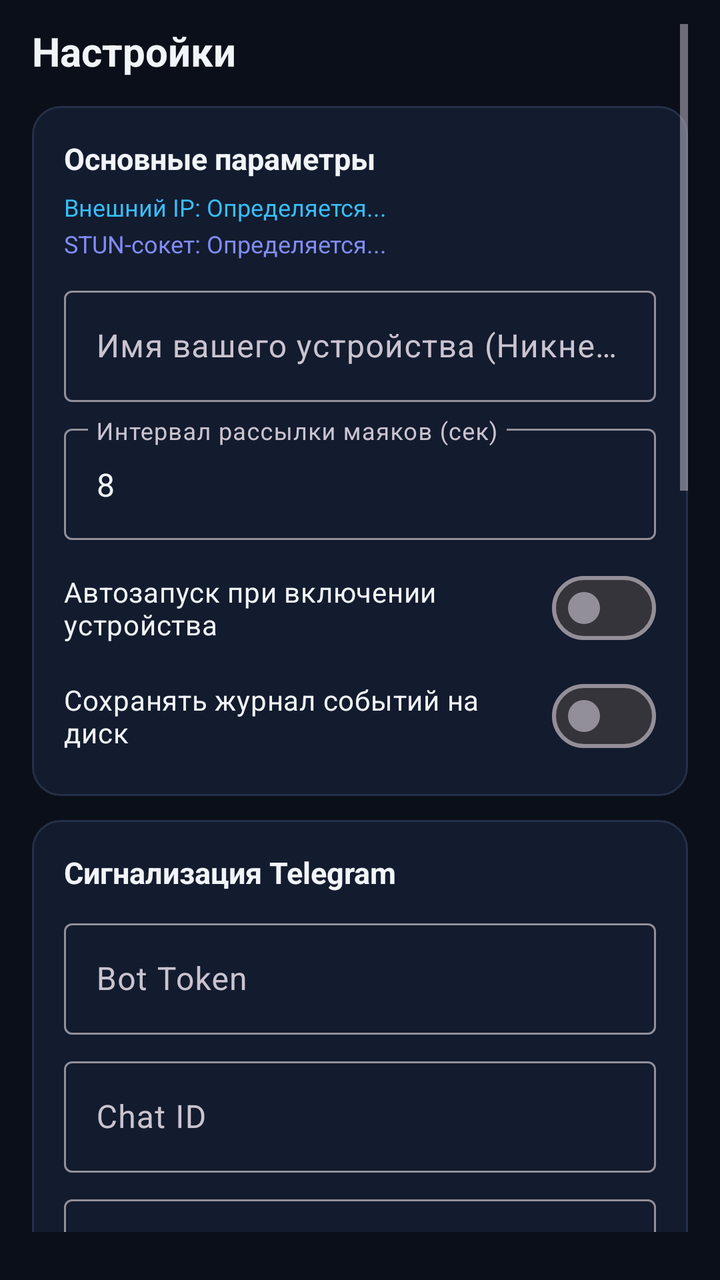
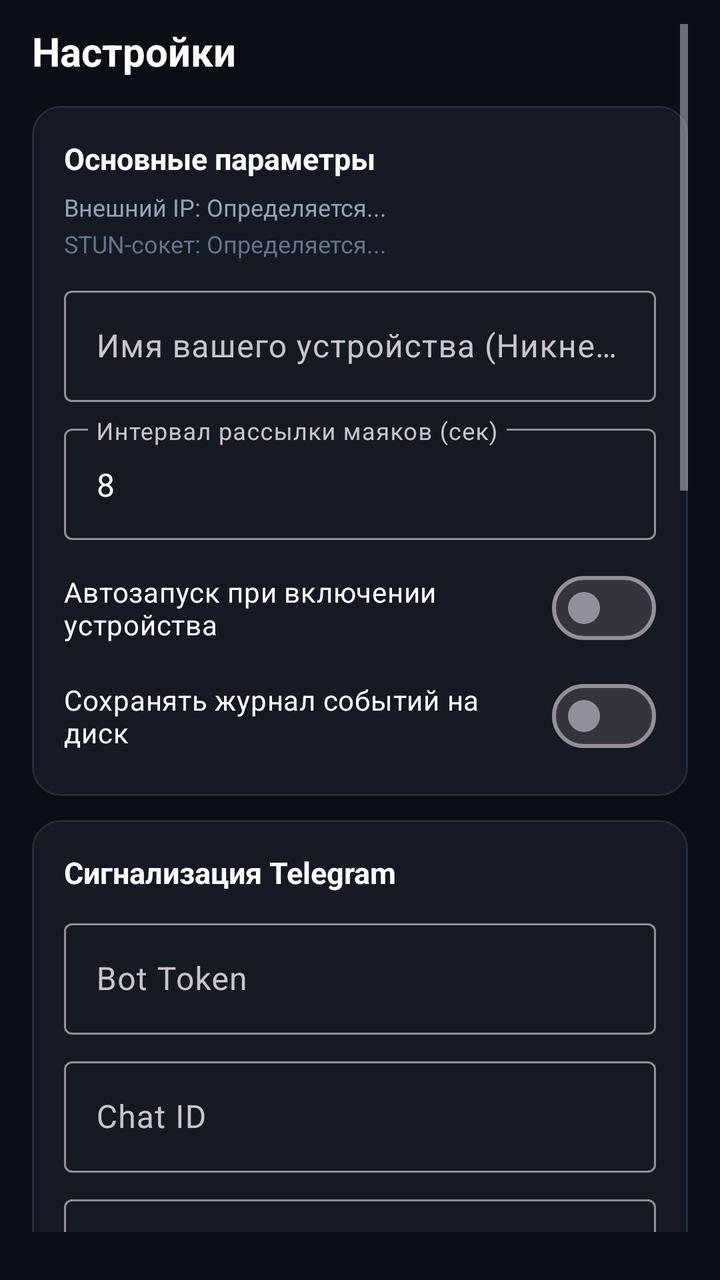

Before-and-after screenshots of an Android layout around one commit, followed by the original layout XML and the change that was made.
<!-- AndroidManifest.xml: application theme Theme.NatBypass -->
<!-- res/layout/activity_settings.xml -->
<?xml version="1.0" encoding="utf-8"?>
<ScrollView xmlns:android="http://schemas.android.com/apk/res/android"
    xmlns:app="http://schemas.android.com/apk/res-auto"
    android:layout_width="match_parent"
    android:layout_height="match_parent"
    android:background="@color/bg_dark"
    android:paddingStart="16dp"
    android:paddingTop="12dp"
    android:paddingEnd="16dp"
    android:paddingBottom="24dp">

    <LinearLayout
        android:layout_width="match_parent"
        android:layout_height="wrap_content"
        android:orientation="vertical">

        <TextView
            android:layout_width="wrap_content"
            android:layout_height="wrap_content"
            android:text="Настройки"
            android:textColor="@color/text_primary"
            android:textSize="20sp"
            android:textStyle="bold" />

        
        <LinearLayout
            android:layout_width="match_parent"
            android:layout_height="wrap_content"
            android:layout_marginTop="14dp"
            android:background="@drawable/bg_card"
            android:orientation="vertical"
            android:padding="16dp">

            <TextView
                android:layout_width="wrap_content"
                android:layout_height="wrap_content"
                android:text="Основные параметры"
                android:textColor="@color/text_primary"
                android:textSize="15sp"
                android:textStyle="bold" />

            <TextView
                android:id="@+id/tvCurrentPublicIp"
                android:layout_width="match_parent"
                android:layout_height="wrap_content"
                android:layout_marginTop="6dp"
                android:text="Внешний IP: Определяется..."
                android:textColor="@color/accent_blue"
                android:textSize="12sp" />

            <TextView
                android:id="@+id/tvCurrentStun"
                android:layout_width="match_parent"
                android:layout_height="wrap_content"
                android:layout_marginTop="2dp"
                android:text="STUN-сокет: Определяется..."
                android:textColor="@color/accent_purple"
                android:textSize="12sp" />

            <com.google.android.material.textfield.TextInputLayout
                android:layout_width="match_parent"
                android:layout_height="wrap_content"
                android:layout_marginTop="10dp"
                android:hint="Имя вашего устройства (Никнейм)">

                <com.google.android.material.textfield.TextInputEditText
                    android:id="@+id/etDeviceName"
                    android:layout_width="match_parent"
                    android:layout_height="wrap_content"
                    android:inputType="text"
                    android:textColor="@color/text_primary" />
            </com.google.android.material.textfield.TextInputLayout>

            <com.google.android.material.textfield.TextInputLayout
                android:layout_width="match_parent"
                android:layout_height="wrap_content"
                android:layout_marginTop="8dp"
                android:hint="Интервал рассылки маяков (сек)">

                <com.google.android.material.textfield.TextInputEditText
                    android:id="@+id/etPublishInterval"
                    android:layout_width="match_parent"
                    android:layout_height="wrap_content"
                    android:inputType="number"
                    android:text="8"
                    android:textColor="@color/text_primary" />
            </com.google.android.material.textfield.TextInputLayout>

            <com.google.android.material.materialswitch.MaterialSwitch
                android:id="@+id/swAutoStart"
                android:layout_width="match_parent"
                android:layout_height="wrap_content"
                android:layout_marginTop="10dp"
                android:text="Автозапуск при включении устройства"
                android:textColor="@color/text_primary" />

            <com.google.android.material.materialswitch.MaterialSwitch
                android:id="@+id/swSaveLogs"
                android:layout_width="match_parent"
                android:layout_height="wrap_content"
                android:layout_marginTop="6dp"
                android:text="Сохранять журнал событий на диск"
                android:textColor="@color/text_primary" />
        </LinearLayout>

        
        <LinearLayout
            android:layout_width="match_parent"
            android:layout_height="wrap_content"
            android:layout_marginTop="12dp"
            android:background="@drawable/bg_card"
            android:orientation="vertical"
            android:padding="16dp">

            <TextView
                android:layout_width="wrap_content"
                android:layout_height="wrap_content"
                android:text="Сигнализация Telegram"
                android:textColor="@color/text_primary"
                android:textSize="15sp"
                android:textStyle="bold" />

            <com.google.android.material.textfield.TextInputLayout
                android:layout_width="match_parent"
                android:layout_height="wrap_content"
                android:layout_marginTop="10dp"
                android:hint="Bot Token">

                <com.google.android.material.textfield.TextInputEditText
                    android:id="@+id/etTgToken"
                    android:layout_width="match_parent"
                    android:layout_height="wrap_content"
                    android:inputType="textPassword"
                    android:textColor="@color/text_primary" />
            </com.google.android.material.textfield.TextInputLayout>

            <com.google.android.material.textfield.TextInputLayout
                android:layout_width="match_parent"
                android:layout_height="wrap_content"
                android:layout_marginTop="8dp"
                android:hint="Chat ID">

                <com.google.android.material.textfield.TextInputEditText
                    android:id="@+id/etTgChat"
                    android:layout_width="match_parent"
                    android:layout_height="wrap_content"
                    android:inputType="text"
                    android:textColor="@color/text_primary" />
            </com.google.android.material.textfield.TextInputLayout>

            <com.google.android.material.textfield.TextInputLayout
                android:layout_width="match_parent"
                android:layout_height="wrap_content"
                android:layout_marginTop="8dp"
                android:hint="SOCKS5 Прокси (опционально)">

                <com.google.android.material.textfield.TextInputEditText
                    android:id="@+id/etTgProxy"
                    android:layout_width="match_parent"
                    android:layout_height="wrap_content"
                    android:inputType="text"
                    android:textColor="@color/text_primary" />
            </com.google.android.material.textfield.TextInputLayout>

            <Button
                android:id="@+id/btnTestTelegram"
                style="@style/Widget.Material3.Button.TonalButton"
                android:layout_width="match_parent"
                android:layout_height="44dp"
                android:layout_marginTop="10dp"
                android:text="Проверить связь с Telegram"
                android:textColor="@color/text_primary"
                android:textSize="13sp" />
        </LinearLayout>

        
        <LinearLayout
            android:layout_width="match_parent"
            android:layout_height="wrap_content"
            android:layout_marginTop="12dp"
            android:background="@drawable/bg_card"
            android:orientation="vertical"
            android:padding="16dp">

            <TextView
                android:layout_width="wrap_content"
                android:layout_height="wrap_content"
                android:text="Сигнализация MQTT"
                android:textColor="@color/text_primary"
                android:textSize="15sp"
                android:textStyle="bold" />

            <TextView
                android:layout_width="wrap_content"
                android:layout_height="wrap_content"
                android:layout_marginTop="8dp"
                android:text="Сервер брокера:"
                android:textColor="@color/text_secondary"
                android:textSize="12sp" />

            <Spinner
                android:id="@+id/spMqttBrokerPreset"
                android:layout_width="match_parent"
                android:layout_height="42dp"
                android:layout_marginTop="4dp"
                android:background="@drawable/bg_card" />

            <com.google.android.material.textfield.TextInputLayout
                android:layout_width="match_parent"
                android:layout_height="wrap_content"
                android:layout_marginTop="8dp"
                android:hint="Broker URL">

                <com.google.android.material.textfield.TextInputEditText
                    android:id="@+id/etMqttBroker"
                    android:layout_width="match_parent"
                    android:layout_height="wrap_content"
                    android:text="tcp://broker.emqx.io:1883"
                    android:textColor="@color/text_primary" />
            </com.google.android.material.textfield.TextInputLayout>

            <com.google.android.material.textfield.TextInputLayout
                android:layout_width="match_parent"
                android:layout_height="wrap_content"
                android:layout_marginTop="8dp"
                android:hint="Топик Mesh сети">

                <com.google.android.material.textfield.TextInputEditText
                    android:id="@+id/etMqttTopic"
                    android:layout_width="match_parent"
                    android:layout_height="wrap_content"
                    android:text="natbypass/mynet/peers"
                    android:textColor="@color/text_primary" />
            </com.google.android.material.textfield.TextInputLayout>

            <LinearLayout
                android:layout_width="match_parent"
                android:layout_height="wrap_content"
                android:layout_marginTop="8dp"
                android:orientation="horizontal">

                <com.google.android.material.textfield.TextInputLayout
                    android:layout_width="0dp"
                    android:layout_height="wrap_content"
                    android:layout_weight="1"
                    android:hint="Логин (опц.)">

                    <com.google.android.material.textfield.TextInputEditText
                        android:id="@+id/etMqttUser"
                        android:layout_width="match_parent"
                        android:layout_height="wrap_content"
                        android:textColor="@color/text_primary" />
                </com.google.android.material.textfield.TextInputLayout>

                <View android:layout_width="8dp" android:layout_height="0dp" />

                <com.google.android.material.textfield.TextInputLayout
                    android:layout_width="0dp"
                    android:layout_height="wrap_content"
                    android:layout_weight="1"
                    android:hint="Пароль (опц.)">

                    <com.google.android.material.textfield.TextInputEditText
                        android:id="@+id/etMqttPass"
                        android:layout_width="match_parent"
                        android:layout_height="wrap_content"
                        android:inputType="textPassword"
                        android:textColor="@color/text_primary" />
                </com.google.android.material.textfield.TextInputLayout>
            </LinearLayout>

            <Button
                android:id="@+id/btnTestMqtt"
                style="@style/Widget.Material3.Button.TonalButton"
                android:layout_width="match_parent"
                android:layout_height="44dp"
                android:layout_marginTop="10dp"
                android:text="Проверить связь с MQTT брокером"
                android:textColor="@color/text_primary"
                android:textSize="13sp" />
        </LinearLayout>

        
        <LinearLayout
            android:layout_width="match_parent"
            android:layout_height="wrap_content"
            android:layout_marginTop="12dp"
            android:background="@drawable/bg_card"
            android:orientation="vertical"
            android:padding="16dp">

            <TextView
                android:layout_width="wrap_content"
                android:layout_height="wrap_content"
                android:text="Сетевые параметры"
                android:textColor="@color/text_primary"
                android:textSize="15sp"
                android:textStyle="bold" />

            <LinearLayout
                android:layout_width="match_parent"
                android:layout_height="wrap_content"
                android:layout_marginTop="10dp"
                android:orientation="horizontal">

                <com.google.android.material.textfield.TextInputLayout
                    android:layout_width="0dp"
                    android:layout_height="wrap_content"
                    android:layout_weight="1"
                    android:hint="UDP Порт">

                    <com.google.android.material.textfield.TextInputEditText
                        android:id="@+id/etWgPort"
                        android:layout_width="match_parent"
                        android:layout_height="wrap_content"
                        android:inputType="number"
                        android:text="51820"
                        android:textColor="@color/text_primary" />
                </com.google.android.material.textfield.TextInputLayout>

                <View android:layout_width="8dp" android:layout_height="0dp" />

                <com.google.android.material.textfield.TextInputLayout
                    android:layout_width="0dp"
                    android:layout_height="wrap_content"
                    android:layout_weight="1"
                    android:hint="MTU">

                    <com.google.android.material.textfield.TextInputEditText
                        android:id="@+id/etMTU"
                        android:layout_width="match_parent"
                        android:layout_height="wrap_content"
                        android:inputType="number"
                        android:text="1420"
                        android:textColor="@color/text_primary" />
                </com.google.android.material.textfield.TextInputLayout>
            </LinearLayout>

            <com.google.android.material.materialswitch.MaterialSwitch
                android:id="@+id/swDoH"
                android:layout_width="match_parent"
                android:layout_height="wrap_content"
                android:layout_marginTop="10dp"
                android:text="DNS over HTTPS (Cloudflare)"
                android:textColor="@color/text_primary" />

            <com.google.android.material.materialswitch.MaterialSwitch
                android:id="@+id/swUpnp"
                android:layout_width="match_parent"
                android:layout_height="wrap_content"
                android:layout_marginTop="6dp"
                android:text="UPnP автоматический проброс порта"
                android:textColor="@color/text_primary" />
        </LinearLayout>

        
        <LinearLayout
            android:layout_width="match_parent"
            android:layout_height="wrap_content"
            android:layout_marginTop="12dp"
            android:background="@drawable/bg_card"
            android:orientation="vertical"
            android:padding="16dp">

            <TextView
                android:layout_width="wrap_content"
                android:layout_height="wrap_content"
                android:text="Маршрутизация и шлюз"
                android:textColor="@color/text_primary"
                android:textSize="15sp"
                android:textStyle="bold" />

            <com.google.android.material.materialswitch.MaterialSwitch
                android:id="@+id/swAllowExitNode"
                android:layout_width="match_parent"
                android:layout_height="wrap_content"
                android:layout_marginTop="10dp"
                android:text="Разрешить выход в интернет (Exit Node)"
                android:textColor="@color/text_primary" />

            <com.google.android.material.textfield.TextInputLayout
                android:layout_width="match_parent"
                android:layout_height="wrap_content"
                android:layout_marginTop="10dp"
                android:hint="Анонсируемые подсети (Site-to-Site LAN)">

                <com.google.android.material.textfield.TextInputEditText
                    android:id="@+id/etAdvSubnets"
                    android:layout_width="match_parent"
                    android:layout_height="wrap_content"
                    android:inputType="text"
                    android:textColor="@color/text_primary" />
            </com.google.android.material.textfield.TextInputLayout>
        </LinearLayout>

        <Button
            android:id="@+id/btnSaveSettings"
            style="@style/Widget.Material3.Button"
            android:layout_width="match_parent"
            android:layout_height="52dp"
            android:layout_marginTop="18dp"
            android:layout_marginBottom="24dp"
            android:backgroundTint="@color/accent_blue"
            android:text="Сохранить настройки"
            android:textColor="@color/bg_dark"
            android:textSize="15sp"
            android:textStyle="bold" />

    </LinearLayout>
</ScrollView>
<!-- resources referenced by this layout -->
<resources>
  <color name="accent_blue">#38BDF8</color>
  <color name="accent_purple">#818CF8</color>
  <color name="bg_dark">#0B0F19</color>
  <color name="text_primary">#F1F5F9</color>
  <color name="text_secondary">#94A3B8</color>
  <!-- drawable bg_card (drawable) -->
  <?xml version="1.0" encoding="utf-8"?>
  <shape xmlns:android="http://schemas.android.com/apk/res/android">
      <solid android:color="@color/card_bg" />
      <stroke android:width="1dp" android:color="@color/border_dark" />
      <corners android:radius="14dp" />
  </shape>
  <style name="Theme.NatBypass" parent="Theme.Material3.Dark.NoActionBar">
          <item name="android:windowBackground">@color/bg_dark</item>
          <item name="android:statusBarColor">@color/bg_dark</item>
          <item name="android:navigationBarColor">@color/bg_dark</item>
          <item name="colorPrimary">@color/accent_blue</item>
          <item name="colorSecondary">@color/green_online</item>
          <item name="colorSurface">@color/panel_dark</item>
      </style>
  <color name="card_bg">#131B2E</color>
  <color name="border_dark">#243048</color>
  <color name="green_online">#10B981</color>
  <color name="panel_dark">#131B2E</color>
</resources>

<!-- the commit's change to res/layout/activity_settings.xml (unified diff, before → after) -->
@@ -45,7 +45,7 @@
                 android:layout_height="wrap_content"
                 android:layout_marginTop="6dp"
                 android:text="Внешний IP: Определяется..."
-                android:textColor="@color/accent_blue"
+                android:textColor="@color/text_secondary"
                 android:textSize="12sp" />
 
             <TextView
@@ -54,7 +54,7 @@
                 android:layout_height="wrap_content"
                 android:layout_marginTop="2dp"
                 android:text="STUN-сокет: Определяется..."
-                android:textColor="@color/accent_purple"
+                android:textColor="@color/text_muted"
                 android:textSize="12sp" />
 
             <com.google.android.material.textfield.TextInputLayout
<!-- resource entries referenced after the edit -->
@@ -1,9 +1,9 @@
 <!-- resources referenced by this layout -->
 <resources>
-  <color name="accent_blue">#38BDF8</color>
-  <color name="accent_purple">#818CF8</color>
-  <color name="bg_dark">#0B0F19</color>
-  <color name="text_primary">#F1F5F9</color>
+  <color name="accent_blue">#3B82F6</color>
+  <color name="bg_dark">#0B0E14</color>
+  <color name="text_muted">#64748B</color>
+  <color name="text_primary">#FFFFFF</color>
   <color name="text_secondary">#94A3B8</color>
   <!-- drawable bg_card (drawable) -->
   <?xml version="1.0" encoding="utf-8"?>
@@ -20,9 +20,9 @@
           <item name="colorSecondary">@color/green_online</item>
           <item name="colorSurface">@color/panel_dark</item>
       </style>
-  <color name="card_bg">#131B2E</color>
-  <color name="border_dark">#243048</color>
+  <color name="card_bg">#141923</color>
+  <color name="border_dark">#222C3D</color>
   <color name="green_online">#10B981</color>
-  <color name="panel_dark">#131B2E</color>
+  <color name="panel_dark">#141923</color>
 </resources>
 
